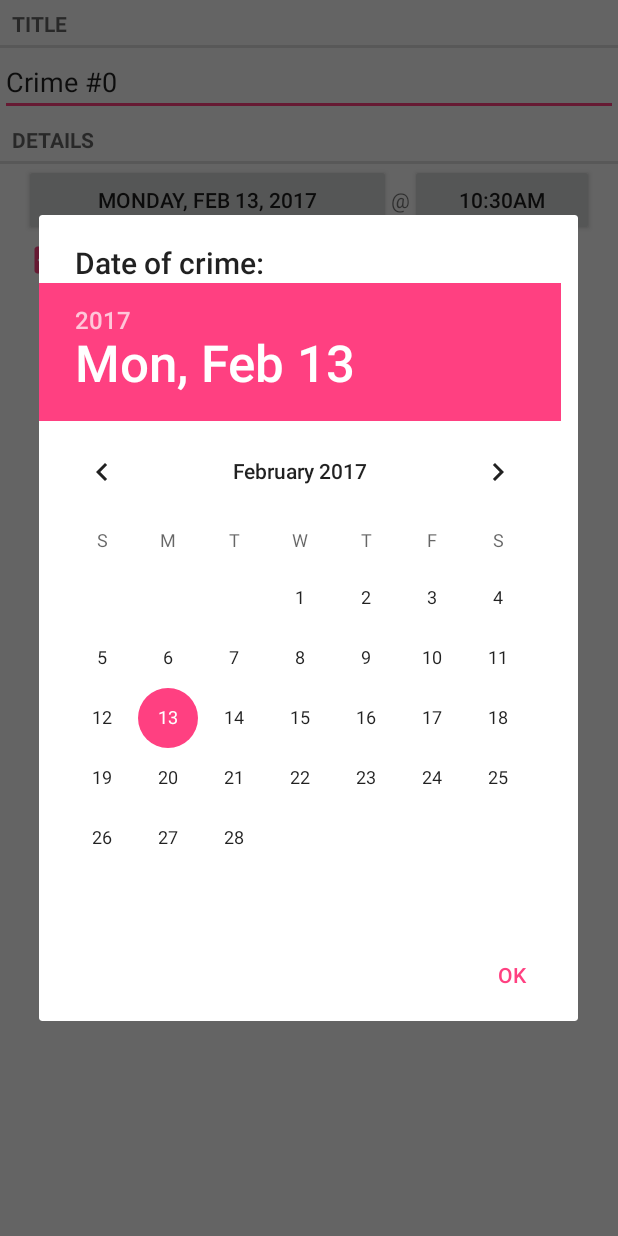
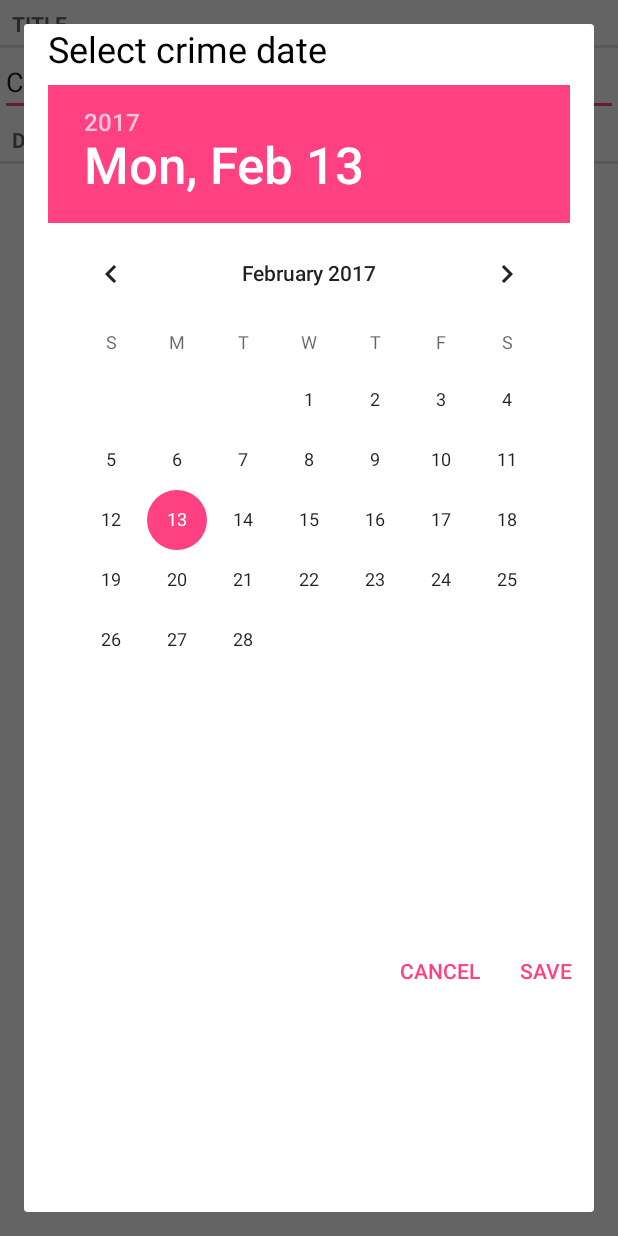
Before and after one commit to chrisdziewa/criminal-intent, an Android app: the CrimeFragment screen opened directly, with no data from a screen before it, after a tap on an icon or button, on a phone screen of 412 x 824 dp. Run offline under Robolectric (Android 15) with nearby library versions, the phone set to English and light mode, and no system bars.

Commit message:
Move date picker dialog builder into onCreateView for using as a dialog or activity

```diff
--- a/app/src/main/java/com/example/android/criminalintent2/DatePickerFragment.java
+++ b/app/src/main/java/com/example/android/criminalintent2/DatePickerFragment.java
@@ -2,15 +2,14 @@ package com.example.android.criminalintent2;
 
 
 import android.app.Activity;
-import android.app.Dialog;
-import android.content.DialogInterface;
 import android.content.Intent;
 import android.os.Bundle;
-import android.support.annotation.NonNull;
+import android.support.annotation.Nullable;
 import android.support.v4.app.DialogFragment;
-import android.support.v7.app.AlertDialog;
 import android.view.LayoutInflater;
 import android.view.View;
+import android.view.ViewGroup;
+import android.widget.Button;
 import android.widget.DatePicker;
 
 import java.util.Calendar;
@@ -27,6 +26,8 @@ public class DatePickerFragment extends DialogFragment {
             "com.bignerdranch.android.criminalintent.date";
 
     private DatePicker mDatePicker;
+    private Button mPositiveButton;
+    private Button mNegativeButton;
 
     public static DatePickerFragment newInstance(Date date) {
         Bundle args = new Bundle();
@@ -37,10 +38,9 @@ public class DatePickerFragment extends DialogFragment {
         return fragment;
     }
 
-    @NonNull
+    @Nullable
     @Override
-    public Dialog onCreateDialog(Bundle savedInstanceState) {
-
+    public View onCreateView(LayoutInflater inflater, @Nullable ViewGroup container, @Nullable Bundle savedInstanceState) {
         Date date = (Date) getArguments().getSerializable(ARG_DATE);
 
         final Calendar calendar = Calendar.getInstance();
@@ -50,18 +50,15 @@ public class DatePickerFragment extends DialogFragment {
         int month = calendar.get(Calendar.MONTH);
         int day = calendar.get(Calendar.DAY_OF_MONTH);
 
-        View v = LayoutInflater.from(getActivity())
-                .inflate(R.layout.dialog_date, null);
+        View v = inflater.inflate(R.layout.dialog_date, container);
 
         mDatePicker = (DatePicker) v.findViewById(R.id.dialog_date_date_picker);
         mDatePicker.init(year, month, day, null);
 
-        return new AlertDialog.Builder(getActivity())
-                .setView(v)
-                .setTitle(R.string.date_picker_title)
-                .setPositiveButton(android.R.string.ok, new DialogInterface.OnClickListener() {
+        mPositiveButton = (Button) v.findViewById(R.id.save_button);
+        mPositiveButton.setOnClickListener(new View.OnClickListener() {
             @Override
-                    public void onClick(DialogInterface dialogInterface, int i) {
+            public void onClick(View view) {
                 int year = mDatePicker.getYear();
                 int month = mDatePicker.getMonth();
                 int day = mDatePicker.getDayOfMonth();
@@ -72,8 +69,17 @@ public class DatePickerFragment extends DialogFragment {
                 Date date = new GregorianCalendar(year, month, day, hour, minutes).getTime();
                 sendResult(Activity.RESULT_OK, date);
             }
-                })
-                .create();
+        });
+
+        mNegativeButton = (Button) v.findViewById(R.id.cancel_button);
+        mNegativeButton.setOnClickListener(new View.OnClickListener() {
+            @Override
+            public void onClick(View view) {
+                dismiss();
+            }
+        });
+
+        return v;
     }
 
     private void sendResult(int resultCode, Date date) {
@@ -86,5 +92,6 @@ public class DatePickerFragment extends DialogFragment {
 
         getTargetFragment()
                 .onActivityResult(getTargetRequestCode(), resultCode, intent);
+        dismiss();
     }
 }
--- a/app/src/main/res/layout/dialog_date.xml
+++ b/app/src/main/res/layout/dialog_date.xml
@@ -1,6 +1,52 @@
-<DatePicker xmlns:android="http://schemas.android.com/apk/res/android"
-            xmlns:tools="http://schemas.android.com/tools"
-            android:id="@+id/dialog_date_date_picker"
+<RelativeLayout
+    xmlns:android="http://schemas.android.com/apk/res/android"
+    android:layout_width="match_parent"
+    android:layout_height="match_parent"
+    android:orientation="vertical">
+
+    <TextView
+        android:id="@+id/dialog_title"
+        android:layout_width="match_parent"
+        android:layout_height="wrap_content"
+        android:paddingBottom="8dp"
+        android:paddingLeft="16dp"
+        android:paddingStart="16dp"
+        android:text="@string/dialog_date_title"
+        android:textColor="@android:color/black"
+        android:textSize="24sp"/>
+
+    <DatePicker xmlns:android="http://schemas.android.com/apk/res/android"
+                android:id="@+id/dialog_date_date_picker"
+                android:layout_width="wrap_content"
+                android:layout_height="wrap_content"
+                android:layout_below="@id/dialog_title"
+                android:layout_centerHorizontal="true"
+                android:calendarViewShown="false"/>
+
+    <RelativeLayout
+        style="?android:buttonBarStyle"
+        android:layout_width="match_parent"
+        android:layout_height="wrap_content"
+        android:layout_below="@id/dialog_date_date_picker">
+
+        <Button
+            android:id="@+id/save_button"
+            style="?android:attr/buttonBarButtonStyle"
             android:layout_width="wrap_content"
-            android:layout_height="wrap_content"
-            android:calendarViewShown="false"/>
+            android:layout_height="match_parent"
+            android:layout_alignParentRight="true"
+            android:layout_alignParentEnd="true"
+            android:text="@string/save_button"/>
+
+        <Button
+            android:id="@+id/cancel_button"
+            style="?android:attr/buttonBarButtonStyle"
+            android:layout_width="wrap_content"
+            android:layout_height="match_parent"
+            android:layout_toLeftOf="@id/save_button"
+            android:layout_toStartOf="@id/save_button"
+            android:text="@string/cancel_button"/>
+
+
+    </RelativeLayout>
+</RelativeLayout>
--- a/app/src/main/res/values/strings.xml
+++ b/app/src/main/res/values/strings.xml
@@ -10,4 +10,7 @@
     <!-- TODO: Remove or change this placeholder text -->
     <string name="hello_blank_fragment">Hello blank fragment</string>
     <string name="at_sign">\@</string>
+    <string name="dialog_date_title">Select crime date</string>
+    <string name="save_button">Save</string>
+    <string name="cancel_button">Cancel</string>
 </resources>
```
Lines whose indentation alone changed are shown as unchanged.
